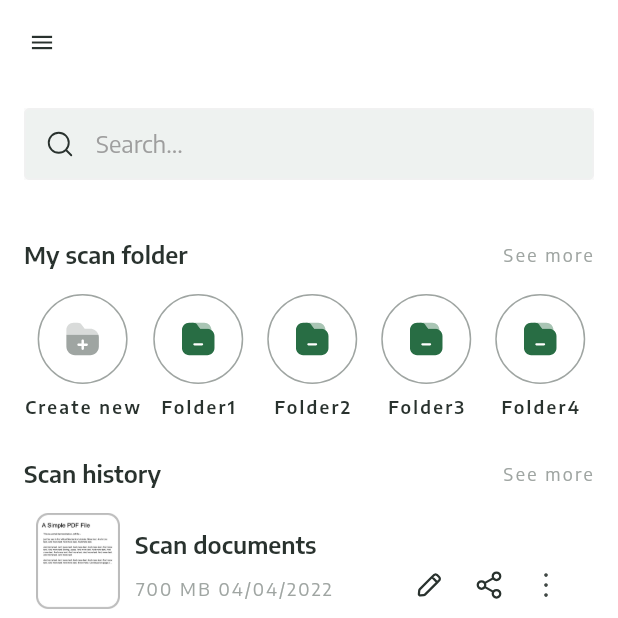
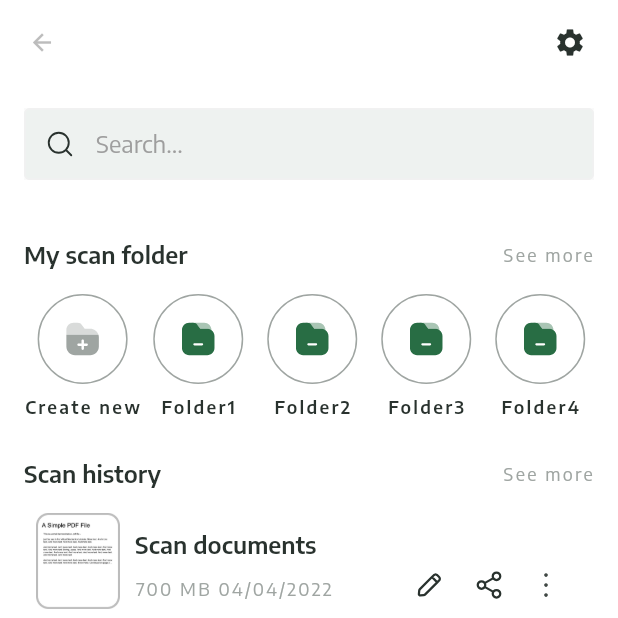
Before and after one commit to WalterDinh/ocr_scan, a Flutter app: the HomeScreen screen opened by its route, on a phone screen of 412 x 824 dp, the top half of it. Run offline on Flutter 3.47's test engine with Material 2 defaults, Android fonts, the phone set to English and light mode, and no system bars; our stand-ins replace bloc, cached_network_image, dio, flutter_bloc, flutter_svg, image_cropper and 8 more; missing offline and left inert: flutter_pdfview, photo_manager; accounts and stored records are empty; generated files the repository leaves out were written again.

Commit message:
create ui setting screen

```diff
--- a/lib/configs/images.dart
+++ b/lib/configs/images.dart
@@ -23,6 +23,11 @@
   static const iconFolderAdd = '$_imagePath/folder_add.svg';
   static const iconSearchEmpty = '$_imagePath/icon_search_empty.svg';
   static const iconNoSearchResult = '$_imagePath/icon_no_search_result.svg';
+  static const iconHelpCircle = '$_imagePath/icon_help_circle.svg';
+  static const iconPage = '$_imagePath/icon_page.svg';
+  static const iconPrivacy = '$_imagePath/icon_privacy.svg';
+  static const iconStar = '$_imagePath/icon_star.svg';
+  static const iconTranslate = '$_imagePath/icon_translate.svg';
 
   static Future precacheAssets(BuildContext context) async {
     await precacheImage(logo, context);
--- a/lib/configs/theme.dart
+++ b/lib/configs/theme.dart
@@ -162,7 +162,7 @@
   static const TextStyle headlineLargeText =
       TextStyle(fontSize: 32, height: 1.2, fontWeight: FontWeight.w700);
   static const TextStyle headlineMediumText =
-      TextStyle(fontSize: 22, height: 14 / 11, fontWeight: FontWeight.w700);
+      TextStyle(fontSize: 20, height: 25 / 20, fontWeight: FontWeight.w700);
   static const TextStyle headlineSmallText =
       TextStyle(fontSize: 14, height: 10 / 7, fontWeight: FontWeight.w600);
 
--- a/lib/routes.dart
+++ b/lib/routes.dart
@@ -8,6 +8,7 @@
 import 'package:my_app/ui/screens/search/search.dart';
 import 'package:my_app/ui/screens/select_photo/select_photo.dart';
 import 'package:my_app/ui/screens/home/home.dart';
+import 'package:my_app/ui/screens/setting/setting.dart';
 
 enum Routes {
   splash,
@@ -18,7 +19,8 @@
   search,
   move_file,
   my_folder,
-  scan_history
+  scan_history,
+  setting
 }
 
 class _Paths {
@@ -31,6 +33,7 @@
   static const String move_file = '/move_file';
   static const String my_folder = '/my_folder';
   static const String scan_history = '/scan_history';
+  static const String setting = '/setting';
 
   static const Map<Routes, String> _pathMap = {
     Routes.splash: _Paths.splash,
@@ -42,6 +45,7 @@
     Routes.move_file: _Paths.move_file,
     Routes.my_folder: _Paths.my_folder,
     Routes.scan_history: _Paths.scan_history,
+    Routes.setting: _Paths.setting,
   };
 
   static String of(Routes route) => _pathMap[route] ?? splash;
@@ -68,6 +72,8 @@
         return FadeRoute(page: const MyFolderScreen());
       case _Paths.scan_history:
         return FadeRoute(page: const ScanHistoryScreen());
+      case _Paths.setting:
+        return FadeRoute(page: const SettingScreen());
       default:
         return FadeRoute(page: const IntroScreen());
     }
--- a/lib/ui/screens/home/home.dart
+++ b/lib/ui/screens/home/home.dart
@@ -8,6 +8,7 @@
 import 'package:my_app/ui/widgets/item_scan_folder.dart';
 import 'package:my_app/ui/widgets/item_scan_history.dart';
 import 'package:my_app/ui/widgets/ripple.dart';
+import 'package:my_app/ui/widgets/spacer.dart';
 
 import '../../widgets/main_app_bar.dart';
 part 'sections/list_folder.dart';
@@ -33,6 +34,10 @@
 
   _onNavigateToScanHistory() {
     AppNavigator.push(Routes.scan_history);
+  }
+
+  _onNavigateToSetting() {
+    AppNavigator.push(Routes.setting);
   }
 
   @override
@@ -63,12 +68,16 @@
   }
 
   PreferredSizeWidget _buildHomeAppBar(BuildContext context) => MainAppBar(
-        leading: IconButton(
-            onPressed: () {},
-            icon: const Icon(
-              Icons.menu,
-              color: AppColors.black,
-            )),
+        actions: [
+          IconButton(
+              onPressed: _onNavigateToSetting,
+              icon: const Icon(
+                Icons.settings,
+                size: AppValues.iconSize_22,
+                color: AppColors.black,
+              )),
+          const HSpacer(8)
+        ],
         isBackButtonShowed: false,
       );
 
```
Also changed, not shown: lib/ui/screens/setting/setting.dart (added, +85 -0 lines), lib/ui/screens/setting/widgets/drop_down_language.dart (added, +39 -0 lines), lib/ui/screens/setting/widgets/item_setting.dart (added, +68 -0 lines), assets/images/icon_help_circle.svg (added), assets/images/icon_page.svg (added), assets/images/icon_privacy.svg (added), assets/images/icon_star.svg (added), assets/images/icon_translate.svg (added).
